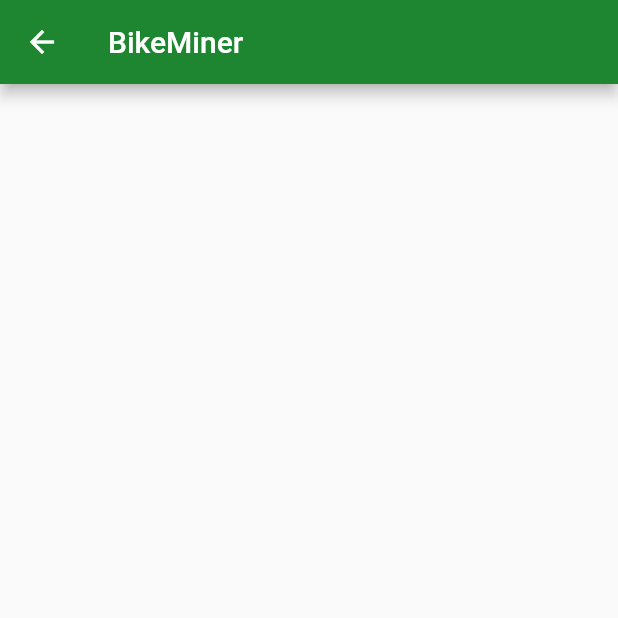
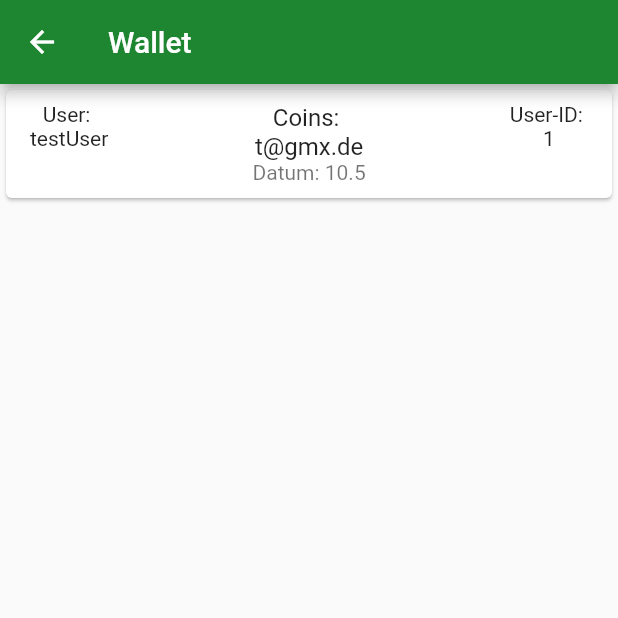
Before and after one commit to Software-Engineering-DHBW/bikeminer, a Flutter app: the Map screen opened by its route, in the side drawer, after a tap on "Wallet", on a phone screen of 412 x 824 dp, the top half of it. Run offline on Flutter 3.47's test engine with Material 2 defaults, Android fonts, the phone set to English and light mode, and no system bars; our stand-ins replace flutter_secure_storage, google_maps_flutter, location, timelines; missing offline and left inert: flutter_background; accounts and stored records are empty; Roboto replaces fonts that are missing (Poppins).

Commit message:
Wallet and Rides formatted, JSON_Example added

```diff
--- a/assets/sample.json
+++ b/assets/sample.json
@@ -1,19 +1,68 @@
+[
   {
-  "items": [
-    {
-      "id": "p1",
-      "name": "Item 1",
-      "description": "Description 1"
+    "userName": "testUser",
+    "email": "t@gmx.de",
+    "coins": 10.5,
+    "userID": 1
   },
   {
-      "id": "p2",
-      "name": "Item 2",
-      "description": "Description 2"
+    "userName": "jens",
+    "email": "jens@jens",
+    "coins": 0,
+    "userID": 5
   },
   {
-      "id": "p3",
-      "name": "Item 3",
-      "description": "Description 3"
+    "userName": "daniel",
+    "email": "daniel@daniel",
+    "coins": 0,
+    "userID": 6
+  },
+  {
+    "userName": "lol",
+    "email": "email",
+    "coins": 0,
+    "userID": 7
+  },
+  {
+    "userName": "florian",
+    "email": "flo@flo",
+    "coins": 0,
+    "userID": 8
+  },
+  {
+    "userName": "a_test_user",
+    "email": "some@test",
+    "coins": 100,
+    "userID": 9
+  },
+  {
+    "userName": "andererNutzer",
+    "email": "anderer@qwe",
+    "coins": 0,
+    "userID": 10
+  },
+  {
+    "userName": "nocheinen",
+    "email": "ncoh@usrt",
+    "coins": 0,
+    "userID": 11
+  },
+  {
+    "userName": "danielVallelonga",
+    "email": "valle@daniel",
+    "coins": 0,
+    "userID": 12
+  },
+  {
+    "userName": "dieserUseristdumm",
+    "email": "gmx@gmx.de",
+    "coins": 10.5,
+    "userID": 13
+  },
+  {
+    "userName": "tobiB",
+    "email": "tob@barz",
+    "coins": 0,
+    "userID": 14
   }
 ]
-}
--- /dev/null
+++ b/assets/walletSample.json
@@ -0,0 +1,8 @@
+[
+  {
+    "userName": "testUser",
+    "email": "t@gmx.de",
+    "coins": 10.5,
+    "userID": 1
+  }
+]
--- a/lib/pages/wallet.dart
+++ b/lib/pages/wallet.dart
@@ -1,4 +1,7 @@
+import 'dart:convert';
+
 import 'package:flutter/material.dart';
+import 'package:flutter/services.dart';
 
 class WalletPage extends StatefulWidget {
   const WalletPage({Key? key}) : super(key: key);
@@ -8,16 +11,83 @@ class WalletPage extends StatefulWidget {
 }
 
 class _WalletPageState extends State<WalletPage> {
+  List _items = [];
+
+  @override
+  void initState() {
+    readJson();
+    super.initState();
+  }
+
+  /// Lese inhalt aus der hinterlegten JSON-Datei
+  Future<void> readJson() async {
+    /// Lade den JSON-String von jeweiligenm Datei-Pfad
+    final String response = await rootBundle.loadString('assets/walletSample.json');
+
+    /// Dekodiere das JSON-Format
+    final data = await json.decode(response);
+
+    setState(() {
+      _items = data;
+    });
+  }
+
   @override
   Widget build(BuildContext context) {
     return Scaffold(
       appBar: AppBar(
         title: const Text(
-          "BikeMiner",
+          "Wallet",
           style: TextStyle(color: Colors.white),
         ),
         backgroundColor: const Color.fromARGB(255, 30, 134, 49),
       ),
+      body: Padding(
+        padding: const EdgeInsets.all(0),
+        child: Column(
+          children: [
+            // Display the data loaded from sample.json
+            _items.isNotEmpty
+                ? Expanded(
+                    child: ListView.builder(
+                      itemCount: _items.length,
+                      itemBuilder: (context, index) {
+                        return Card(
+                          child: ListTile(
+                            leading:Column(
+                              children: [
+                                const Text("User: "),
+                                Text(_items[index]["userName"].toString())
+
+                              ],
+                            ),
+                            title:Column(
+                              children: [
+                                const Text("Coins: "),
+                                Text( _items[index]["email"].toString())
+
+                              ],
+                            ),
+                            subtitle: Column(
+                              children: [
+                                Text("Datum: " + _items[index]["coins"].toString()),
+                              ],
+                            ),
+                            trailing: Column(
+                              children: [
+                                const Text("User-ID: "),
+                                Text(_items[index]["userID"].toString())
+                              ],
+                            ),
+                          ),
+                        );
+                      },
+                    ),
+                  )
+                : Container()
+          ],
+        ),
+      ),
     );
   }
 }
--- a/pubspec.yaml
+++ b/pubspec.yaml
@@ -71,6 +71,7 @@ flutter:
     - assets/location_icon.png
     - assets/bikeminer_icon.png
     - assets/sample.json
+    - assets/walletSample.json
 
   # An image asset can refer to one or more resolution-specific "variants", see
   # https://flutter.dev/assets-and-images/#resolution-aware.
```
Also changed, not shown: lib/pages/ride.dart (deleted, +0 -79 lines), lib/pages/rides.dart (+67 -10 lines), lib/backend/api_connector.dart (line endings or trailing spaces), lib/backend/storage_adapter.dart (line endings or trailing spaces), lib/main.dart (line endings or trailing spaces), lib/pages/login.dart (line endings or trailing spaces), lib/pages/map.dart (line endings or trailing spaces), lib/pages/registration.dart (line endings or trailing spaces), lib/pages/test_gps_page.dart (line endings or trailing spaces), lib/route.dart (line endings or trailing spaces), lib/widget/error_dialog.dart (line endings or trailing spaces), lib/widget/navigation_drawer_widget.dart (line endings or trailing spaces), pubspec.lock, 1 other file. Lines whose indentation alone changed are shown as unchanged.
